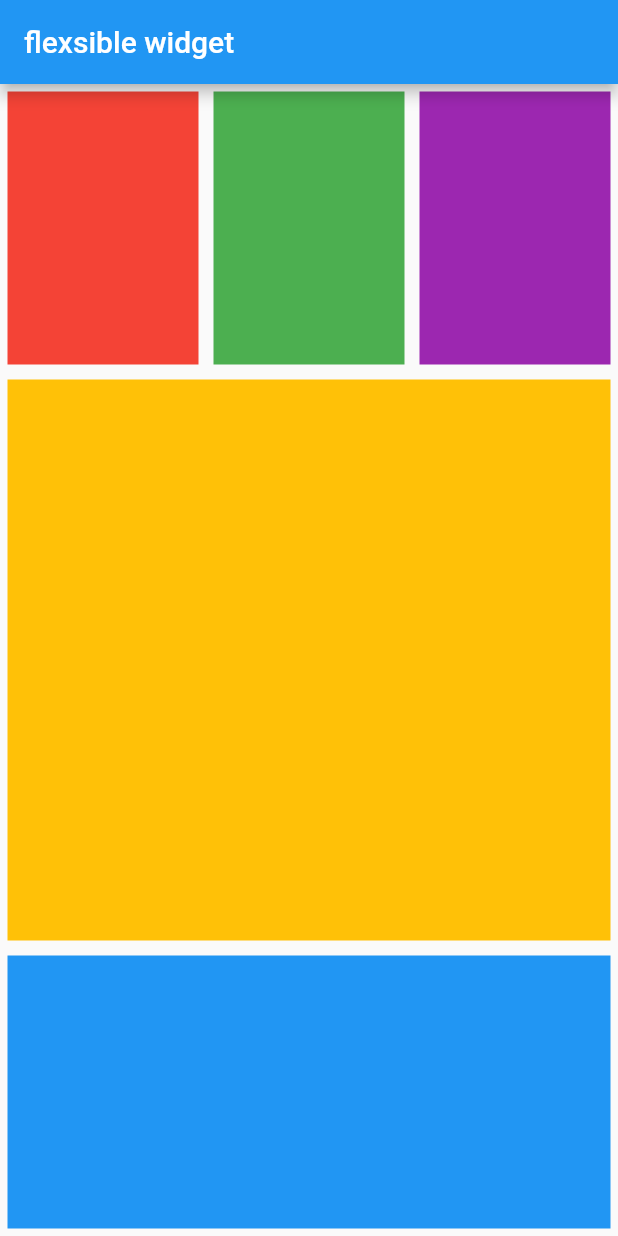
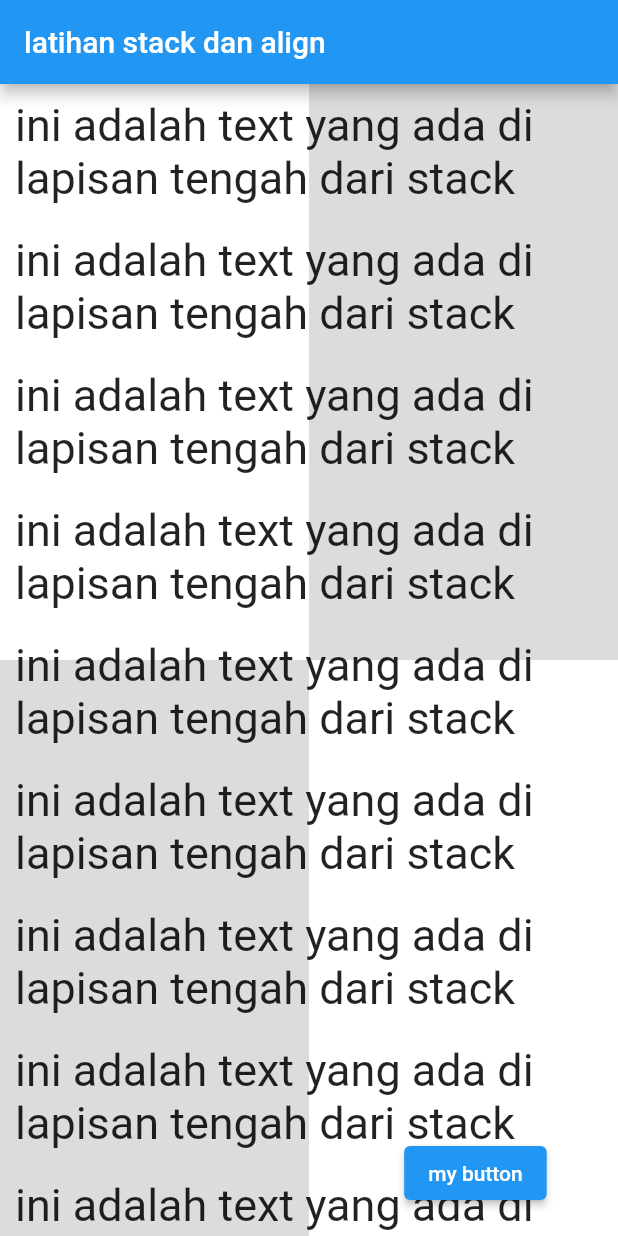
Before and after one commit to ikhsan15/my-flutter, a Flutter app: the screen it shows after launch, on a phone screen of 412 x 824 dp. Run offline on Flutter 3.47's test engine with Material 2 defaults, Android fonts, the phone set to English and light mode, and no system bars.

Commit message:
widget stack and align

```diff
--- a/flutterku/lib/main.dart
+++ b/flutterku/lib/main.dart
@@ -15,49 +15,139 @@
       debugShowCheckedModeBanner: false,
       home: Scaffold(
         appBar: AppBar(
-          title: const Text("flexsible widget"),
+          title: const Text("latihan stack dan align"),
         ),
-        body: Column(
+        body: Stack(
+          children: [
+            //background
+            Column(
               children: [
                 Flexible(
+                  flex: 1,
                   child: Row(
                     children: [
                       Flexible(
                         flex: 1,
                         child: Container(
-                      color: Colors.red,
-                      margin: const EdgeInsets.all(5),
+                          color: Colors.white,
                         ),
                       ),
                       Flexible(
                         flex: 1,
                         child: Container(
-                      color: Colors.green,
-                      margin: const EdgeInsets.all(5),
-                    ),
-                  ),
-                  Flexible(
-                    flex: 1,
-                    child: Container(
-                      color: Colors.purple,
-                      margin: const EdgeInsets.all(5),
+                          color: Colors.black12,
                         ),
                       ),
                     ],
                   ),
                 ),
                 Flexible(
-              flex: 2,
+                  flex: 1,
+                  child: Row(
+                    children: [
+                      Flexible(
+                        flex: 1,
                         child: Container(
-                color: Colors.amber,
-                margin: const EdgeInsets.all(5),
+                          color: Colors.black12,
                         ),
                       ),
                       Flexible(
                         flex: 1,
                         child: Container(
-                color: Colors.blue,
-                margin: const EdgeInsets.all(5),
+                          color: Colors.white,
+                        ),
+                      ),
+                    ],
+                  ),
+                ),
+              ],
+            ),
+            // listview
+            ListView(
+              children: [
+                Column(
+                  children: [
+                    Container(
+                      margin: const EdgeInsets.all(10),
+                      child: const Text(
+                        "ini adalah text yang ada di lapisan tengah dari stack",
+                        style: TextStyle(fontSize: 30),
+                      ),
+                    ),
+                    Container(
+                      margin: const EdgeInsets.all(10),
+                      child: const Text(
+                        "ini adalah text yang ada di lapisan tengah dari stack",
+                        style: TextStyle(fontSize: 30),
+                      ),
+                    ),
+                    Container(
+                      margin: const EdgeInsets.all(10),
+                      child: const Text(
+                        "ini adalah text yang ada di lapisan tengah dari stack",
+                        style: TextStyle(fontSize: 30),
+                      ),
+                    ),
+                    Container(
+                      margin: const EdgeInsets.all(10),
+                      child: const Text(
+                        "ini adalah text yang ada di lapisan tengah dari stack",
+                        style: TextStyle(fontSize: 30),
+                      ),
+                    ),
+                    Container(
+                      margin: const EdgeInsets.all(10),
+                      child: const Text(
+                        "ini adalah text yang ada di lapisan tengah dari stack",
+                        style: TextStyle(fontSize: 30),
+                      ),
+                    ),
+                    Container(
+                      margin: const EdgeInsets.all(10),
+                      child: const Text(
+                        "ini adalah text yang ada di lapisan tengah dari stack",
+                        style: TextStyle(fontSize: 30),
+                      ),
+                    ),
+                    Container(
+                      margin: const EdgeInsets.all(10),
+                      child: const Text(
+                        "ini adalah text yang ada di lapisan tengah dari stack",
+                        style: TextStyle(fontSize: 30),
+                      ),
+                    ),
+                    Container(
+                      margin: const EdgeInsets.all(10),
+                      child: const Text(
+                        "ini adalah text yang ada di lapisan tengah dari stack",
+                        style: TextStyle(fontSize: 30),
+                      ),
+                    ),
+                    Container(
+                      margin: const EdgeInsets.all(10),
+                      child: const Text(
+                        "ini adalah text yang ada di lapisan tengah dari stack",
+                        style: TextStyle(fontSize: 30),
+                      ),
+                    ),
+                    Container(
+                      margin: const EdgeInsets.all(10),
+                      child: const Text(
+                        "ini adalah text yang ada di lapisan tengah dari stack",
+                        style: TextStyle(fontSize: 30),
+                      ),
+                    ),
+                  ],
+                ),
+              ],
+            ),
+            // button
+            Align(
+              // alignment: Alignment.bottomCenter,
+              alignment: Alignment(0.7, 0.95),
+              child: ElevatedButton(
+                onPressed: () {},
+                child: const Text("my button"),
               ),
             ),
           ],
```
Lines whose indentation alone changed are shown as unchanged.
